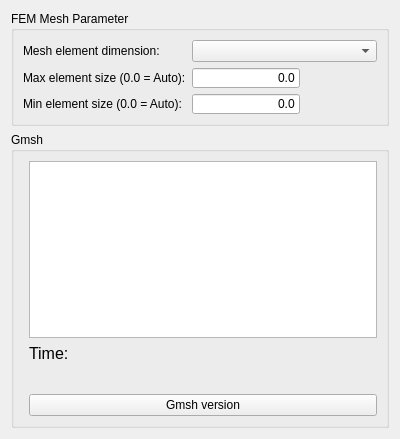
First picture: the form in src/Mod/Fem/Gui/Resources/ui/MeshGmsh.ui, repository southseact-3d/fcd, before the edit.
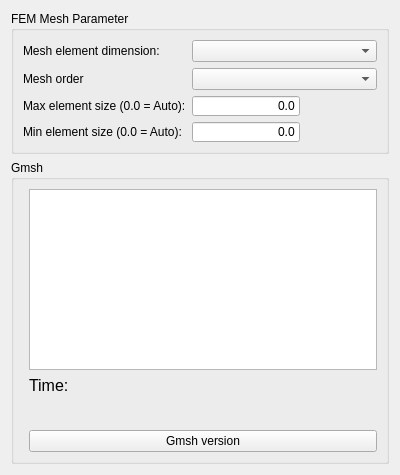
Second picture: the form after the edit. Custom widgets are drawn as their Qt base class.

Commit message:
[FEM] add GMSH mesh order setting to dialog
- also set default to 1st order mesh

Patch:
```diff
--- a/src/Mod/Fem/Gui/Resources/ui/MeshGmsh.ui
+++ b/src/Mod/Fem/Gui/Resources/ui/MeshGmsh.ui
@@ -7,7 +7,7 @@
     <x>0</x>
     <y>0</y>
     <width>400</width>
-    <height>439</height>
+    <height>475</height>
    </rect>
   </property>
   <property name="windowTitle">
@@ -41,14 +41,14 @@
         <item row="1" column="1">
          <widget class="QComboBox" name="cb_dimension"/>
         </item>
-        <item row="2" column="0">
+        <item row="3" column="0">
          <widget class="QLabel" name="l_max">
           <property name="text">
            <string>Max element size (0.0 = Auto):</string>
           </property>
          </widget>
         </item>
-        <item row="2" column="1">
+        <item row="3" column="1">
          <widget class="Gui::InputField" name="if_max">
           <property name="sizePolicy">
            <sizepolicy hsizetype="Fixed" vsizetype="Fixed">
@@ -85,14 +85,14 @@
           </property>
          </widget>
         </item>
-        <item row="3" column="0">
+        <item row="4" column="0">
          <widget class="QLabel" name="l_min">
           <property name="text">
            <string>Min element size (0.0 = Auto):</string>
           </property>
          </widget>
         </item>
-        <item row="3" column="1">
+        <item row="4" column="1">
          <widget class="Gui::InputField" name="if_min">
           <property name="sizePolicy">
            <sizepolicy hsizetype="Fixed" vsizetype="Fixed">
@@ -129,6 +129,16 @@
           </property>
          </widget>
         </item>
+        <item row="2" column="1">
+         <widget class="QComboBox" name="cb_order"/>
+        </item>
+        <item row="2" column="0">
+         <widget class="QLabel" name="I_order">
+          <property name="text">
+           <string>Mesh order</string>
+          </property>
+         </widget>
+        </item>
        </layout>
       </item>
      </layout>
```
Left out of the diff: 42 changed lines with no effect on the pictures. The commit also changes 2 other files.
